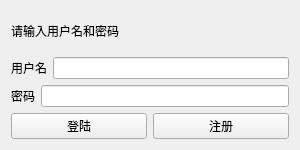
Above: ui_creator/login.ui from epocode/attendance_system before the change. Below: the same form after it.
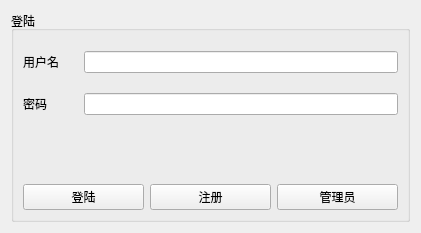
That is the form after the change.

Commit message: 重构了整个项目，使用管理员来管理整个组织

```diff
--- a/ui_creator/login.ui
+++ b/ui_creator/login.ui
@@ -6,55 +6,58 @@
    <rect>
     <x>0</x>
     <y>0</y>
-    <width>300</width>
-    <height>150</height>
+    <width>421</width>
+    <height>233</height>
    </rect>
   </property>
   <property name="windowTitle">
    <string>Form</string>
   </property>
-  <layout class="QVBoxLayout" name="verticalLayout_3">
-   <item>
     <layout class="QVBoxLayout" name="verticalLayout_2">
      <item>
-      <widget class="QLabel" name="label_3">
-       <property name="text">
-        <string>请输入用户名和密码</string>
-       </property>
-      </widget>
-     </item>
-     <item>
+    <widget class="QGroupBox" name="groupBox">
+     <property name="title">
+      <string>登陆</string>
+     </property>
       <layout class="QVBoxLayout" name="verticalLayout">
        <item>
-        <layout class="QHBoxLayout" name="horizontalLayout_3">
-         <item>
+       <layout class="QFormLayout" name="formLayout">
+        <property name="horizontalSpacing">
+         <number>25</number>
+        </property>
+        <property name="verticalSpacing">
+         <number>20</number>
+        </property>
+        <property name="topMargin">
+         <number>11</number>
+        </property>
+        <item row="0" column="0">
           <widget class="QLabel" name="label">
            <property name="text">
             <string>用户名</string>
            </property>
           </widget>
          </item>
-         <item>
+        <item row="0" column="1">
           <widget class="QLineEdit" name="line_edit_uername"/>
          </item>
-        </layout>
-       </item>
-       <item>
-        <layout class="QHBoxLayout" name="horizontalLayout_2">
-         <item>
+        <item row="1" column="0">
           <widget class="QLabel" name="label_2">
            <property name="text">
             <string>密码</string>
            </property>
           </widget>
          </item>
-         <item>
+        <item row="1" column="1">
           <widget class="QLineEdit" name="line_edit_pswd"/>
          </item>
         </layout>
        </item>
        <item>
         <layout class="QHBoxLayout" name="horizontalLayout">
+        <property name="bottomMargin">
+         <number>0</number>
+        </property>
          <item>
           <widget class="QPushButton" name="btn_login">
            <property name="text">
@@ -69,11 +72,17 @@
            </property>
           </widget>
          </item>
-        </layout>
+        <item>
+         <widget class="QPushButton" name="btn_admin">
+          <property name="text">
+           <string>管理员</string>
+          </property>
+         </widget>
        </item>
       </layout>
      </item>
     </layout>
+    </widget>
    </item>
   </layout>
  </widget>
```
Lines whose indentation alone changed are shown as unchanged. The commit also changes 24 other files.
